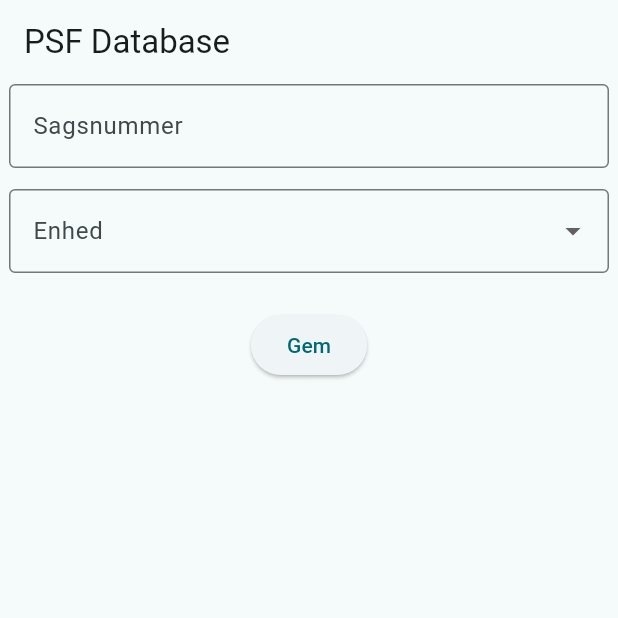
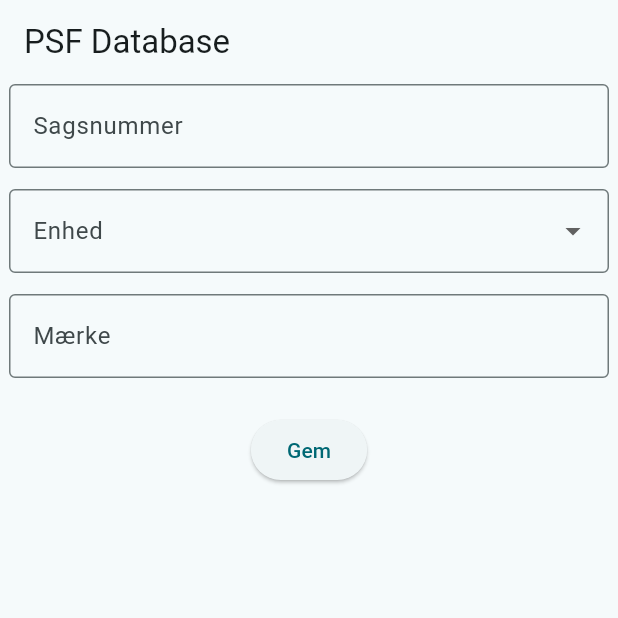
Before and after one commit to abeldenius/psd_db, a Flutter app: the screen it shows after launch, on a phone screen of 412 x 824 dp, the top half of it. Run offline on Flutter 3.47's test engine with Material 2 defaults, Android fonts, the light colour scheme and no system bars; Roboto replaces fonts that are missing (IBM).

Commit message:
Addind several TextFields

```diff
--- a/lib/main.dart
+++ b/lib/main.dart
@@ -1,3 +1,5 @@
+// ignore_for_file: avoid_print
+
 import 'package:flutter/material.dart';
 
 class Message {
@@ -40,11 +42,22 @@ class _MyHomePageState extends State<MyHomePage> {
   final _formKey = GlobalKey<FormState>();
   final TextEditingController _controller = TextEditingController();
   final TextEditingController _controller2 = TextEditingController();
+  final TextEditingController _controller3 = TextEditingController();
+  final TextEditingController _controller4 = TextEditingController();
+  final TextEditingController _controller5 = TextEditingController();
+  final TextEditingController _controller6 = TextEditingController();
+  final TextEditingController _controller7 = TextEditingController();
+  final TextEditingController _controller8 = TextEditingController();
+  final TextEditingController _controller9 = TextEditingController();
+  final TextEditingController _controller10 = TextEditingController();
+  final TextEditingController _controller11 = TextEditingController();
+  final TextEditingController _controller12 = TextEditingController();
   String? _selectedValue;
 
   void dispose() {
     _controller.dispose();
     _controller2.dispose();
+    super.dispose();
   }
 
   @override
@@ -94,12 +107,12 @@ class _MyHomePageState extends State<MyHomePage> {
             const SizedBox(
               height: 10,
             ),
-            Container(
+            SizedBox(
               width: 400,
               height: 60,
               child: DropdownButtonFormField<String>(
                 decoration: const InputDecoration(
-                  border: const OutlineInputBorder(),
+                  border: OutlineInputBorder(),
                   labelText: 'Enhed',
                 ),
                 value: _selectedValue,
@@ -115,6 +128,28 @@ class _MyHomePageState extends State<MyHomePage> {
                   });
                 },
               ),
+            ),
+            const SizedBox(
+              height: 10,
+            ),
+            FormField<String>(
+              // Initialize FormField value.
+              initialValue: '',
+              // Provide a builder function to create your custom widget.
+              builder: (FormFieldState<String> state) {
+                return Container(
+                  width: 400,
+                  height: 60,
+                  child: TextField(
+                    controller: _controller2,
+                    decoration: InputDecoration(
+                      border: const OutlineInputBorder(),
+                      labelText: 'Mærke',
+                      errorText: state.hasError ? state.errorText : null,
+                    ),
+                  ),
+                );
+              },
             ),
             const SizedBox(
               height: 20,
```
